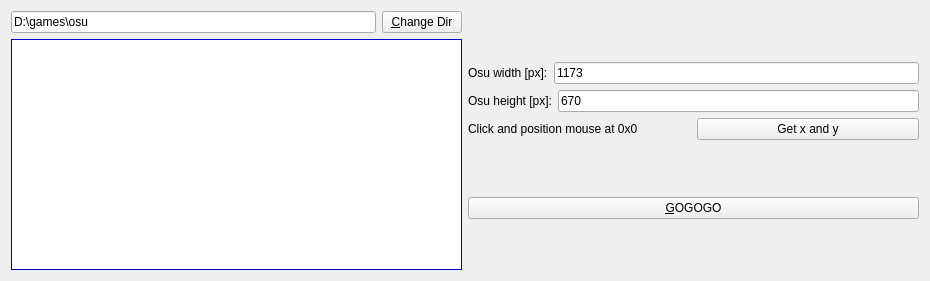
Before: the Qt Designer form mainwindow.ui in extrem3/osuplayer, drawn with Qt 5.
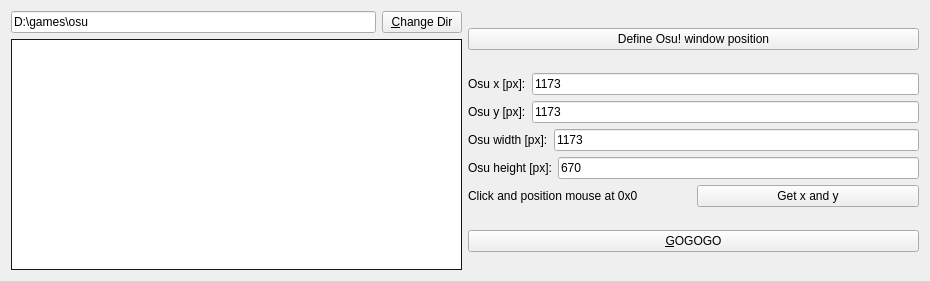
After: the same form once the commit is applied.

Commit message: getting osu window dimensions working

The edit to the form file:
```diff
--- a/mainwindow.ui
+++ b/mainwindow.ui
@@ -494,11 +494,54 @@
     </item>
     <item>
      <layout class="QVBoxLayout" name="verticalLayout_3">
+      <item>
+       <widget class="QPushButton" name="btn_getOsuDimensions">
+        <property name="text">
+         <string>Define Osu! window position</string>
+        </property>
+       </widget>
+      </item>
       <item>
        <layout class="QVBoxLayout" name="verticalLayout_2">
         <property name="sizeConstraint">
          <enum>QLayout::SetFixedSize</enum>
         </property>
+        <item>
+         <layout class="QHBoxLayout" name="horizontalLayout_7">
+          <item>
+           <widget class="QLabel" name="label_5">
+            <property name="text">
+             <string>Osu x [px]:</string>
+            </property>
+           </widget>
+          </item>
+          <item>
+           <widget class="QLineEdit" name="lne_x">
+            <property name="text">
+             <string>1173</string>
+            </property>
+           </widget>
+          </item>
+         </layout>
+        </item>
+        <item>
+         <layout class="QHBoxLayout" name="horizontalLayout_6">
+          <item>
+           <widget class="QLabel" name="label_4">
+            <property name="text">
+             <string>Osu y [px]:</string>
+            </property>
+           </widget>
+          </item>
+          <item>
+           <widget class="QLineEdit" name="lne_y">
+            <property name="text">
+             <string>1173</string>
+            </property>
+           </widget>
+          </item>
+         </layout>
+        </item>
         <item>
          <layout class="QHBoxLayout" name="horizontalLayout">
           <item>
```
The commit also changes 2 other files.
